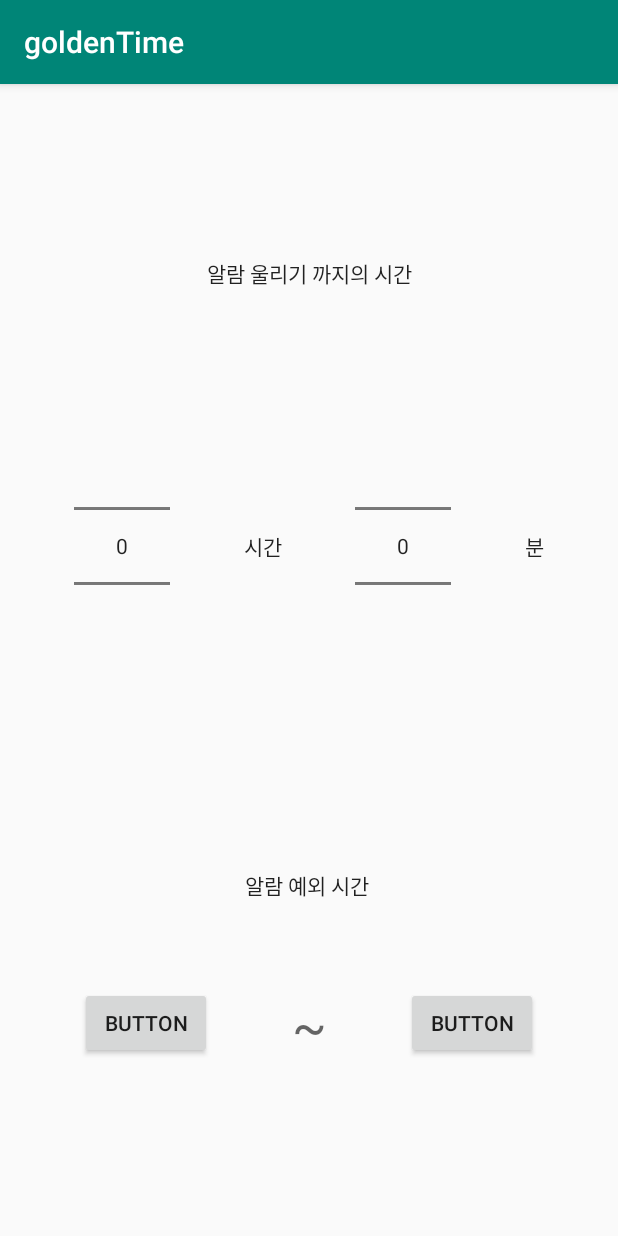
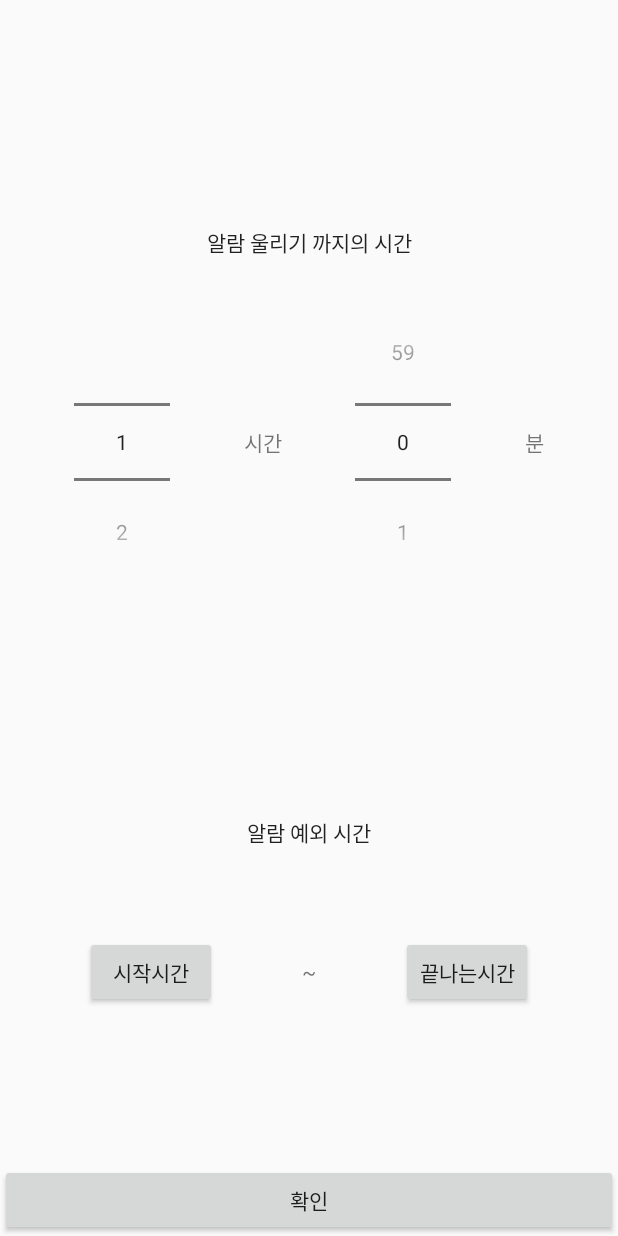
Before and after one commit to leejewon97/goldenTime, an Android app: the TimeSetActivity screen opened directly, with no data from a screen before it, on a phone screen of 412 x 824 dp. Run offline under Robolectric (Android 15) with nearby library versions, the phone set to English and light mode, and no system bars.

Commit message:
v21 삭제(버튼 안보이는 오류 해결), numberPicker 설정

```diff
--- a/app/src/main/java/com/android/ljw/goldentime/TimeSetActivity.java
+++ b/app/src/main/java/com/android/ljw/goldentime/TimeSetActivity.java
@@ -2,6 +2,7 @@ package com.android.ljw.goldentime;
 
 import android.support.v7.app.AppCompatActivity;
 import android.os.Bundle;
+import android.widget.NumberPicker;
 
 public class TimeSetActivity extends AppCompatActivity
 {
@@ -10,5 +11,49 @@ public class TimeSetActivity extends AppCompatActivity
     protected void onCreate(Bundle savedInstanceState) {
         super.onCreate(savedInstanceState);
         setContentView(R.layout.activity_time_set);
+
+        NumberPicker hourPicker = findViewById(R.id.hours);
+        NumberPicker minutePicker = findViewById(R.id.minutes);
+
+        hourPicker.setMinValue(1);
+        hourPicker.setMaxValue(100);
+        hourPicker.setWrapSelectorWheel(false);
+        hourPicker.setOnLongPressUpdateInterval(100);
+        minutePicker.setMinValue(0);
+        minutePicker.setMaxValue(59);
+        minutePicker.setOnLongPressUpdateInterval(100);
+
+//        final Calendar calendar = Calendar.getInstance();
+//
+//        findViewById(R.id.btn_start).setOnClickListener(new View.OnClickListener() {
+//            @Override
+//            public void onClick(View view) {
+//
+//                TimePickerDialog dialog = new TimePickerDialog(TimeSetActivity.this, new TimePickerDialog.OnTimeSetListener() {
+//                    @Override
+//                    public void onTimeSet(TimePicker timePicker, int hour, int min) {
+//
+//                        String msg = String.format("%d 시 %d 분", hour, min);
+//                        Toast.makeText(TimeSetActivity.this, msg, Toast.LENGTH_SHORT).show();
+//                    }
+//                }, calendar.get(Calendar.HOUR_OF_DAY), calendar.get(Calendar.MINUTE), false);  //마지막 boolean 값은 시간을 24시간으로 보일지 아닐지
+//                dialog.show();
+//            }
+//        });
+//        findViewById(R.id.btn_end).setOnClickListener(new View.OnClickListener() {
+//            @Override
+//            public void onClick(View view) {
+//
+//                TimePickerDialog dialog = new TimePickerDialog(TimeSetActivity.this, new TimePickerDialog.OnTimeSetListener() {
+//                    @Override
+//                    public void onTimeSet(TimePicker timePicker, int hour, int min) {
+//
+//                        String msg = String.format("%d 시 %d 분", hour, min);
+//                        Toast.makeText(TimeSetActivity.this, msg, Toast.LENGTH_SHORT).show();
+//                    }
+//                }, calendar.get(Calendar.HOUR_OF_DAY), calendar.get(Calendar.MINUTE), false);  //마지막 boolean 값은 시간을 24시간으로 보일지 아닐지
+//                dialog.show();
+//            }
+//        });
     }
 }
--- a/app/src/main/res/layout-v21/activity_time_set.xml
+++ /dev/null
@@ -1,108 +0,0 @@
-<?xml version="1.0" encoding="utf-8"?>
-<android.support.constraint.ConstraintLayout xmlns:android="http://schemas.android.com/apk/res/android"
-    xmlns:app="http://schemas.android.com/apk/res-auto"
-    xmlns:tools="http://schemas.android.com/tools"
-    android:layout_width="match_parent"
-    android:layout_height="match_parent"
-    tools:context=".TimeSetActivity">
-
-    <TextView
-        android:id="@+id/textView3"
-        android:layout_width="wrap_content"
-        android:layout_height="wrap_content"
-        android:text="분"
-        android:textAppearance="@style/TextAppearance.AppCompat"
-        app:layout_constraintBottom_toBottomOf="@+id/textView2"
-        app:layout_constraintEnd_toEndOf="parent"
-        app:layout_constraintHorizontal_bias="0.5"
-        app:layout_constraintStart_toEndOf="@+id/minutes"
-        app:layout_constraintTop_toTopOf="@+id/textView2" />
-
-    <NumberPicker
-        android:id="@+id/minutes"
-        android:layout_width="wrap_content"
-        android:layout_height="wrap_content"
-        android:layout_marginTop="81dp"
-        app:layout_constraintEnd_toStartOf="@+id/textView3"
-        app:layout_constraintHorizontal_bias="0.5"
-        app:layout_constraintStart_toEndOf="@+id/textView2"
-        app:layout_constraintTop_toBottomOf="@+id/textView"></NumberPicker>
-
-    <NumberPicker
-        android:id="@+id/hours"
-        android:layout_width="wrap_content"
-        android:layout_height="wrap_content"
-        app:layout_constraintBottom_toBottomOf="@+id/minutes"
-        app:layout_constraintEnd_toStartOf="@+id/textView2"
-        app:layout_constraintHorizontal_bias="0.5"
-        app:layout_constraintStart_toStartOf="parent"
-        app:layout_constraintTop_toTopOf="@+id/minutes"></NumberPicker>
-
-    <TextView
-        android:id="@+id/textView4"
-        android:layout_width="wrap_content"
-        android:layout_height="wrap_content"
-        android:layout_marginStart="22dp"
-        android:layout_marginBottom="60dp"
-        android:text="알람 예외 시간"
-        android:textAppearance="@style/TextAppearance.AppCompat.Body1"
-        app:layout_constraintBottom_toTopOf="@+id/textView5"
-        app:layout_constraintStart_toEndOf="@+id/button2" />
-
-    <TextView
-        android:id="@+id/textView"
-        android:layout_width="wrap_content"
-        android:layout_height="wrap_content"
-        android:layout_marginTop="115dp"
-        android:layout_marginEnd="26dp"
-        android:text="알람 울리기 까지의 시간"
-        android:textAppearance="@style/TextAppearance.AppCompat.Body1"
-        app:layout_constraintEnd_toEndOf="@+id/minutes"
-        app:layout_constraintTop_toTopOf="parent" />
-
-    <TextView
-        android:id="@+id/textView2"
-        android:layout_width="wrap_content"
-        android:layout_height="wrap_content"
-        android:text="시간"
-        android:textAppearance="@style/TextAppearance.AppCompat"
-        app:layout_constraintBottom_toBottomOf="@+id/hours"
-        app:layout_constraintEnd_toStartOf="@+id/minutes"
-        app:layout_constraintHorizontal_bias="0.5"
-        app:layout_constraintStart_toEndOf="@+id/hours"
-        app:layout_constraintTop_toTopOf="@+id/hours" />
-
-    <Button
-        android:id="@+id/button2"
-        android:layout_width="wrap_content"
-        android:layout_height="wrap_content"
-        android:text="Button"
-        app:layout_constraintBottom_toBottomOf="@+id/button3"
-        app:layout_constraintEnd_toStartOf="@+id/textView5"
-        app:layout_constraintHorizontal_bias="0.5"
-        app:layout_constraintStart_toStartOf="parent"
-        app:layout_constraintTop_toTopOf="@+id/button3" />
-
-    <Button
-        android:id="@+id/button3"
-        android:layout_width="wrap_content"
-        android:layout_height="wrap_content"
-        android:layout_marginBottom="118dp"
-        android:text="Button"
-        app:layout_constraintBottom_toBottomOf="parent"
-        app:layout_constraintEnd_toEndOf="parent"
-        app:layout_constraintHorizontal_bias="0.5"
-        app:layout_constraintStart_toEndOf="@+id/textView5" />
-
-    <TextView
-        android:id="@+id/textView5"
-        android:layout_width="wrap_content"
-        android:layout_height="wrap_content"
-        android:text="~"
-        android:textAppearance="@android:style/TextAppearance.Material.Display1"
-        app:layout_constraintBottom_toBottomOf="@+id/button2"
-        app:layout_constraintEnd_toStartOf="@+id/button3"
-        app:layout_constraintHorizontal_bias="0.5"
-        app:layout_constraintStart_toEndOf="@+id/button2" />
-
-</android.support.constraint.ConstraintLayout>
--- a/app/src/main/res/layout/activity_time_set.xml
+++ b/app/src/main/res/layout/activity_time_set.xml
@@ -13,7 +13,7 @@
     <android.support.constraint.ConstraintLayout
         android:layout_width="match_parent"
         android:layout_height="match_parent"
-        android:layout_weight="3.25"
+        android:layout_weight="3"
         app:layout_constraintEnd_toEndOf="parent"
         app:layout_constraintStart_toStartOf="parent">
 
@@ -50,7 +50,7 @@
             app:layout_constraintEnd_toStartOf="@+id/textView10"
             app:layout_constraintHorizontal_bias="0.5"
             app:layout_constraintStart_toStartOf="parent"
-            app:layout_constraintTop_toTopOf="parent"></NumberPicker>
+            app:layout_constraintTop_toTopOf="parent"/>
 
         <TextView
             android:id="@+id/textView10"
@@ -75,7 +75,7 @@
             app:layout_constraintEnd_toStartOf="@+id/textView11"
             app:layout_constraintHorizontal_bias="0.5"
             app:layout_constraintStart_toEndOf="@+id/textView10"
-            app:layout_constraintTop_toTopOf="parent"></NumberPicker>
+            app:layout_constraintTop_toTopOf="parent"/>
 
         <TextView
             android:id="@+id/textView11"
--- a/app/src/main/res/values/styles.xml
+++ b/app/src/main/res/values/styles.xml
@@ -1,7 +1,7 @@
 <resources>
 
     <!-- Base application theme. -->
-    <style name="AppTheme" parent="Theme.AppCompat.Light.DarkActionBar">
+    <style name="AppTheme" parent="Theme.AppCompat.Light.NoActionBar">
         <!-- Customize your theme here. -->
         <item name="colorPrimary">@color/colorPrimary</item>
         <item name="colorPrimaryDark">@color/colorPrimaryDark</item>
```
Also changed, not shown: 1 other file.
